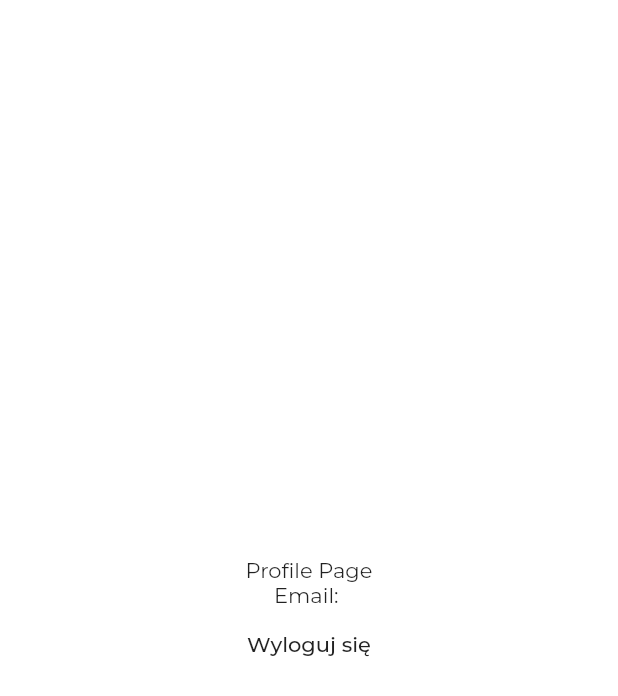
After one commit to rebixpl/moje_miasto, a Flutter app: the ProfileScreen screen opened directly, on a phone screen of 412 x 824 dp. The commit adds this screen. Shown: the top 696 px of the screen. Run offline on Flutter 3.47's test engine with Material 2 defaults, Android fonts, the phone set to English and light mode, and no system bars; our stand-ins replace animated_bottom_navigation_bar, bloc, carousel_slider, diacritic, equatable, firebase_auth and 7 more; missing offline and left inert: firebase_auth_platform_interface, flow_builder; accounts and stored records are empty; project files that could hold a hidden picture were left out.

Commit message:
61. page routing update
1. page view routing test

```diff
--- a/lib/screens/home_screen/hs_settings_screen/hs_settings_screen.dart
+++ b/lib/screens/home_screen/hs_settings_screen/hs_settings_screen.dart
@@ -35,8 +35,9 @@ class HomeScreenSettingsScreen extends StatelessWidget {
           title: Padding(
             padding: const EdgeInsets.all(8.0),
             child: Row(
+              mainAxisAlignment: MainAxisAlignment.center,
+              crossAxisAlignment: CrossAxisAlignment.center,
               children: [
-                const GoBackButton(),
                 appBarTitleText(context),
               ],
             ),
@@ -70,6 +71,7 @@ class HomeScreenSettingsScreen extends StatelessWidget {
                         formKey: _formKey,
                       ),
                       const SizedBox(height: 30.0),
+                      const SizedBox(height: AppTheme.kBottomNavbarHeight),
                     ],
                   ),
                 ),
--- a/lib/screens/page_view_screen/widgets/custom_bottom_navbar/custom_bottom_navbar.dart
+++ b/lib/screens/page_view_screen/widgets/custom_bottom_navbar/custom_bottom_navbar.dart
@@ -25,7 +25,7 @@ class CustomBottomNavBar extends StatelessWidget {
         final pageViewNavCubit = context.read<PageViewNavCubit>();
 
         return AnimatedBottomNavigationBar.builder(
-          height: 60.0,
+          height: AppTheme.kBottomNavbarHeight,
           itemCount: iconList.length,
           tabBuilder: (int index, bool isActive) {
             final color = isActive ? AppTheme.kAccentColor : Colors.white;
--- /dev/null
+++ b/lib/screens/profile_screen/profile_screen.dart
@@ -0,0 +1,31 @@
+import 'package:flutter/material.dart';
+import 'package:flutter_bloc/flutter_bloc.dart';
+import 'package:moje_miasto/app/app.dart';
+
+class ProfileScreen extends StatelessWidget {
+  const ProfileScreen({super.key});
+
+  @override
+  Widget build(BuildContext context) {
+    final user = context.select((AppBloc bloc) => bloc.state.user);
+
+    return Scaffold(
+      body: Center(
+        child: Column(
+          mainAxisAlignment: MainAxisAlignment.center,
+          crossAxisAlignment: CrossAxisAlignment.center,
+          children: [
+            const Text('Profile Page'),
+            Text('Email: ${user.email}'),
+            MaterialButton(
+              key: const Key('homePage_logout_iconButton'),
+              child: const Text('Wyloguj się'),
+              onPressed: () =>
+                  context.read<AppBloc>().add(AppLogoutRequested()),
+            ),
+          ],
+        ),
+      ),
+    );
+  }
+}
--- a/lib/screens/school_ranking_screen/school_ranking_screen.dart
+++ b/lib/screens/school_ranking_screen/school_ranking_screen.dart
@@ -5,6 +5,7 @@ import 'package:moje_miasto/screens/school_ranking_screen/widgets/school_type_se
 import 'package:moje_miasto/screens/school_ranking_screen/widgets/school_type_selector/school_type_selector.dart';
 import 'package:moje_miasto/screens/school_ranking_screen/widgets/single_school/single_school.dart';
 import 'package:moje_miasto/screens/school_ranking_screen/widgets/sr_sliver_appbar/sr_sliver_appbar.dart';
+import 'package:moje_miasto/theme.dart';
 
 class SchoolRankingScreen extends StatelessWidget {
   const SchoolRankingScreen({super.key});
@@ -32,6 +33,9 @@ class SchoolRankingScreen extends StatelessWidget {
                     childCount: 16,
                   ),
                 ),
+                const SliverToBoxAdapter(
+                  child: SizedBox(height: AppTheme.kBottomNavbarHeight),
+                ),
               ],
             ),
           );
--- a/lib/screens/school_ranking_screen/screens/add_school_screen/add_school_screen.dart
+++ b/lib/screens/school_ranking_screen/screens/add_school_screen/add_school_screen.dart
@@ -78,6 +78,7 @@ class AddSchoolScreen extends StatelessWidget {
                       const SizedBox(height: 30.0),
                       const SchoolTypePicker(),
                       const SizedBox(height: 30.0),
+                      const SizedBox(height: AppTheme.kBottomNavbarHeight),
                     ],
                   ),
                 ),
--- a/lib/theme.dart
+++ b/lib/theme.dart
@@ -2,6 +2,7 @@ import 'package:flutter/material.dart';
 
 class AppTheme {
   static const double kDefaultPadding = 30.0;
+  static const double kBottomNavbarHeight = 60.0;
   static const Color kDividerColor = Color(0xff6A6493);
   static const Color kElevatedBtnGradColor1 = Color(0xff6A6493);
   static const Color kElevatedBtnGradColor2 = Color(0xff211A4C);
```
Also changed, not shown: lib/screens/home_screen/widgets/home_screen_appbar.dart (+12 -8 lines), lib/screens/page_view_screen/page_view_screen.dart (+11 -30 lines), lib/screens/school_ranking_screen/widgets/sr_sliver_appbar/widgets/school_ranking_appbar.dart (+11 -7 lines), lib/screens/waldek_ai_screen/waldek_ai_screen.dart (added, +14 -0 lines).
